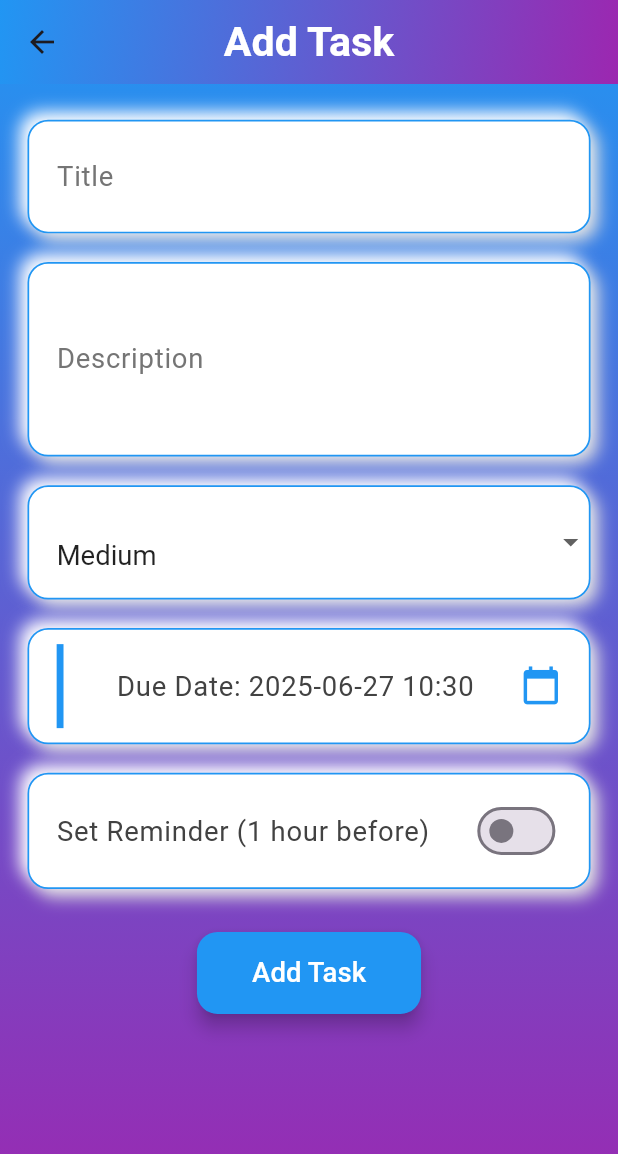
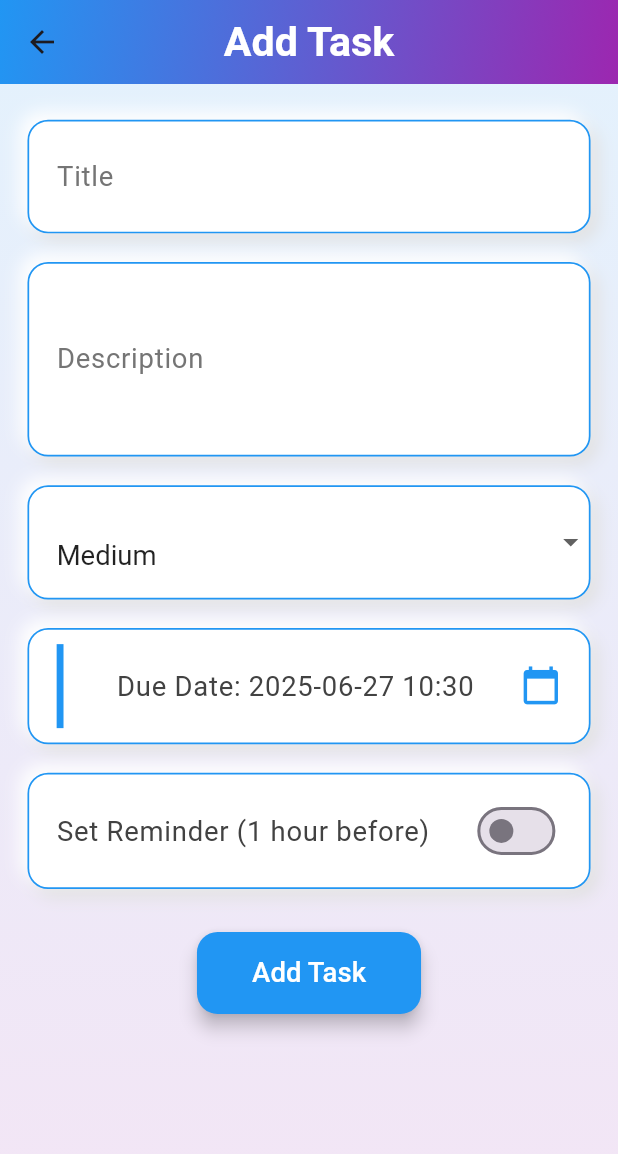
Before and after one commit to AnitRaj-001/Todo_flutter, a Flutter app: the AddTaskScreen screen opened directly, on a phone screen of 412 x 824 dp. Shown: the top 1154 px of the screen. Run offline on Flutter 3.47's test engine with Material 3 defaults, Android fonts, the phone set to English and light mode, and no system bars; our stand-ins replace animate_do, flutter_local_notifications, flutter_screenutil, flutter_timezone, get, hive and 2 more; accounts and stored records are empty.

Commit message:
UI issue fix

```diff
--- a/lib/views/screens/add_task_screen.dart
+++ b/lib/views/screens/add_task_screen.dart
@@ -93,13 +93,13 @@ class _AddTaskScreenState extends State<AddTaskScreen> {
   Widget build(BuildContext context) {
     ScreenUtil.init(context, designSize: const Size(360, 690));
     return Container(
-      decoration: const BoxDecoration(
-        gradient: LinearGradient(
-          colors: [Colors.blue, Colors.purple],
-          begin: Alignment.topCenter,
-          end: Alignment.bottomCenter,
+       decoration: BoxDecoration(
+          gradient: LinearGradient(
+            colors: [Colors.blue.shade50, Colors.purple.shade50],
+            begin: Alignment.topCenter,
+            end: Alignment.bottomCenter,
+          ),
         ),
-      ),
       child: Scaffold(
         backgroundColor: Colors.transparent,
         appBar: AppBar(
```
Also changed, not shown: 1 other file.
